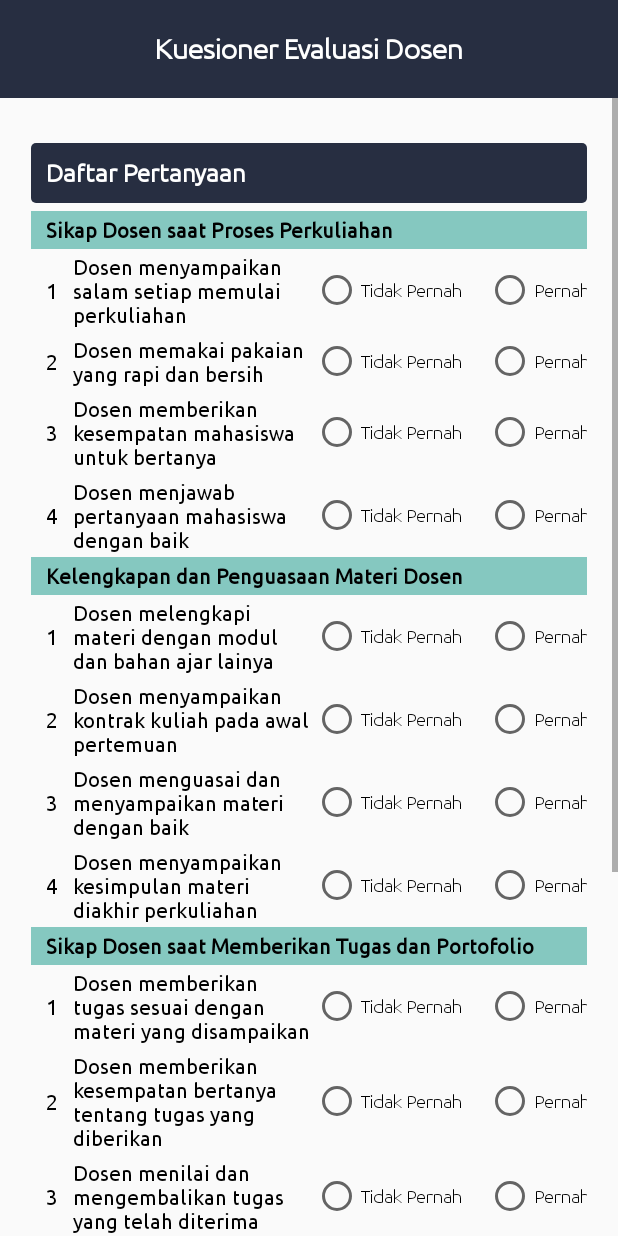
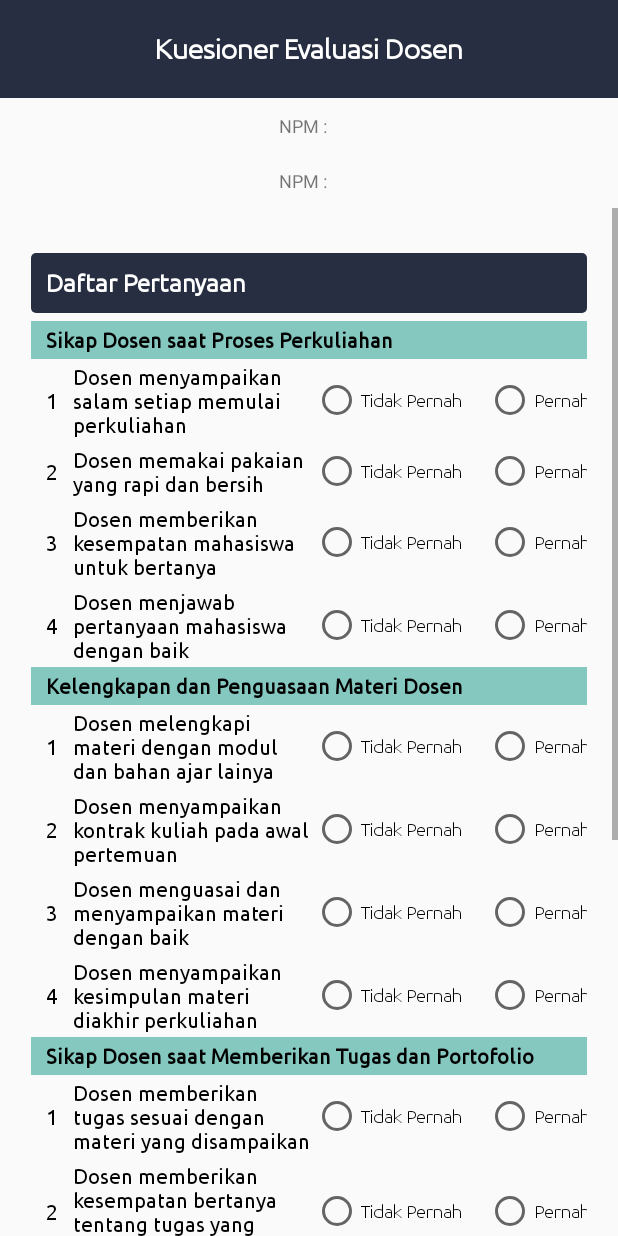
Before and after one commit to fadelmi12/bismillah12, an Android app: the ActivityEvaluasiDosen2 screen opened directly, with no data from a screen before it, on a phone screen of 412 x 824 dp. Run offline under Robolectric (Android 15) with nearby library versions, the phone set to English and light mode, and no system bars; network calls fail; 2 statements that could not run were skipped.

Commit message:
bingung cara ngirim data ne

```diff
--- a/app/src/main/java/com/example/bismillah/ActivityEvaluasiDosen2.java
+++ b/app/src/main/java/com/example/bismillah/ActivityEvaluasiDosen2.java
@@ -3,12 +3,24 @@ package com.example.bismillah;
 import androidx.appcompat.app.AppCompatActivity;
 
 import android.os.Bundle;
+import android.widget.TextView;
 
 public class ActivityEvaluasiDosen2 extends AppCompatActivity {
-
+    TextView txtNpmEval2,txtId2;
+    String npm,id;
     @Override
     protected void onCreate(Bundle savedInstanceState) {
+
+
         super.onCreate(savedInstanceState);
         setContentView(R.layout.activity_evaluasi_dosen2);
+
+        txtNpmEval2 = (TextView) findViewById(R.id.npmEval2);
+        txtId2 = (TextView) findViewById(R.id.idMk2);
+        final Bundle extras = getIntent().getExtras();
+        npm = extras.getString("npmEval2");
+        id = extras.getString("id");
+        txtNpmEval2.setText(npm);
+        txtId2.setText(id);
     }
 }
--- a/app/src/main/java/com/example/bismillah/tabKuesioner.java
+++ b/app/src/main/java/com/example/bismillah/tabKuesioner.java
@@ -83,7 +83,9 @@ public class tabKuesioner extends Fragment {
         btnEvalDosen.setOnClickListener(new View.OnClickListener() {
             @Override
             public void onClick(View v) {
+                String npm = txtNpmT2.getText().toString();
                 Intent intent = new Intent(getActivity(), ActivityEvaluasiDosen.class);
+                intent.putExtra("NPM_Eval", npm);
                 startActivity(intent);
             }
         });
--- a/app/src/main/res/layout/activity_evaluasi_dosen.xml
+++ b/app/src/main/res/layout/activity_evaluasi_dosen.xml
@@ -30,7 +30,6 @@
         android:layout_width="match_parent"
         android:layout_height="wrap_content"
         android:gravity="center"
-        android:visibility="gone"
         android:orientation="horizontal"
         app:layout_constraintTop_toBottomOf="@+id/relativeLayout"
         tools:ignore="MissingConstraints">
@@ -44,7 +43,7 @@
             android:textSize="12dp" />
 
         <TextView
-            android:id="@+id/npmED1"
+            android:id="@+id/npmDosen"
             android:layout_width="wrap_content"
             android:layout_height="wrap_content"
             android:layout_marginLeft="5dp"
--- a/app/src/main/res/layout/activity_evaluasi_dosen2.xml
+++ b/app/src/main/res/layout/activity_evaluasi_dosen2.xml
@@ -27,7 +27,6 @@
         android:layout_width="match_parent"
         android:layout_height="wrap_content"
         android:gravity="center"
-        android:visibility="gone"
         android:orientation="horizontal">
 
         <TextView
@@ -39,7 +38,32 @@
             android:textSize="12dp" />
 
         <TextView
-            android:id="@+id/npmED2"
+            android:id="@+id/npmEval2"
+            android:layout_width="wrap_content"
+            android:layout_height="wrap_content"
+            android:layout_marginLeft="5dp"
+            android:layout_marginTop="10dp"
+            android:layout_marginBottom="10dp"
+            android:text=""
+            android:textSize="12dp" />
+    </LinearLayout>
+    <LinearLayout
+        android:id="@+id/linearLayout21"
+        android:layout_width="match_parent"
+        android:layout_height="wrap_content"
+        android:gravity="center"
+        android:orientation="horizontal">
+
+        <TextView
+            android:layout_width="wrap_content"
+            android:layout_height="wrap_content"
+            android:layout_marginTop="10dp"
+            android:layout_marginBottom="10dp"
+            android:text="NPM : "
+            android:textSize="12dp" />
+
+        <TextView
+            android:id="@+id/idMk2"
             android:layout_width="wrap_content"
             android:layout_height="wrap_content"
             android:layout_marginLeft="5dp"
```
Also changed, not shown: app/src/main/java/com/example/bismillah/ActivityEvaluasiDosen.java (+141 -38 lines), app/src/main/res/layout/listview_dosen.xml (+28 -0 lines).
